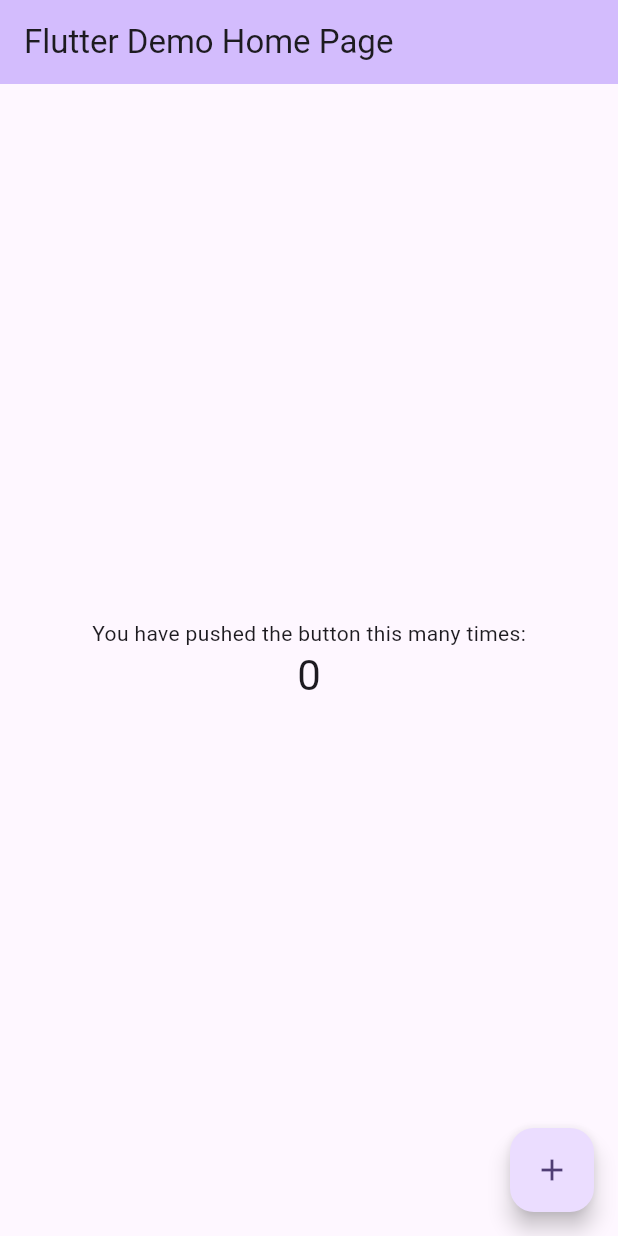
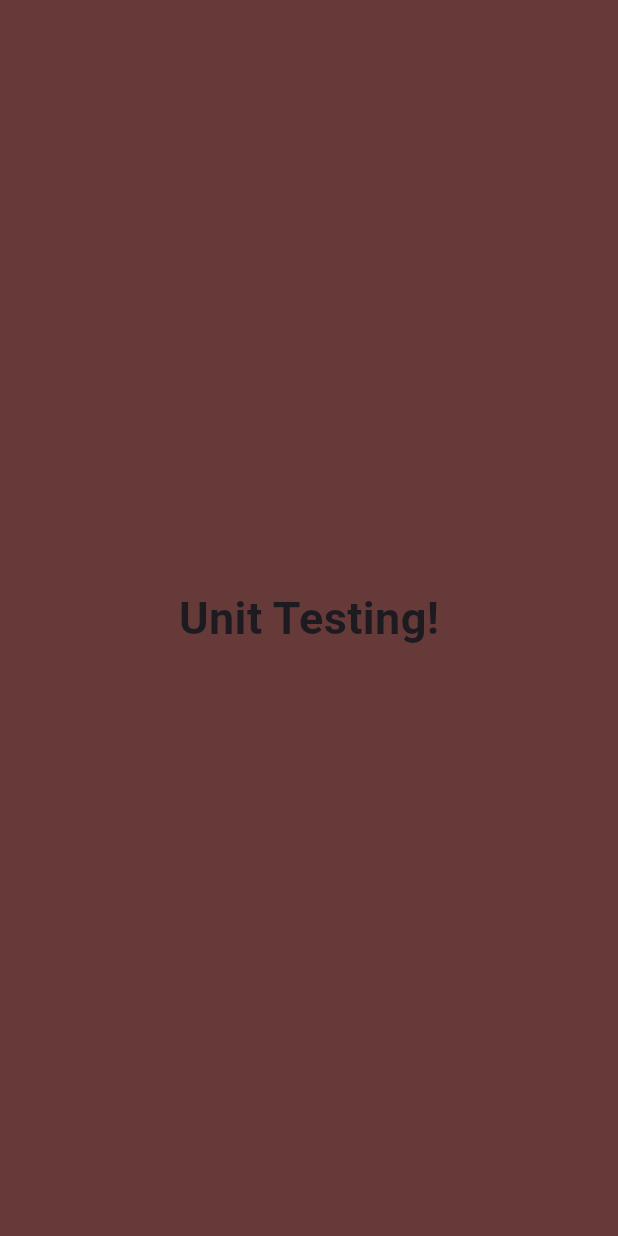
Before and after one commit to HusseinMohamed99/Unit_Testing, a Flutter app: the screen it shows after launch, on a phone screen of 412 x 824 dp. Run offline on Flutter 3.47's test engine with Material 3 defaults, Android fonts, the phone set to English and light mode, and no system bars.

Commit message:
Add random color generation and unit testing setup
- Introduced `generate_random_color.dart` to generate random color hex values.
- Created `HomeView` in `home_view.dart` that changes background color on tap.
- Updated `main.dart` to use `HomeView` as the home screen.
- Added `Calculator` and `Counter` classes for testing purposes.
- Updated test imports to point to the correct paths.

```diff
--- /dev/null
+++ b/lib/generate_random_color.dart
@@ -0,0 +1,8 @@
+import 'dart:math' as math;
+
+///Method that generates a random color hex value
+int generateRandomColorHexValue() {
+  const maxColorHexValue = 0xFF673A3A;
+
+  return math.Random().nextInt(maxColorHexValue);
+}
--- /dev/null
+++ b/lib/home_view.dart
@@ -0,0 +1,37 @@
+import 'package:flutter/material.dart';
+import 'package:unit_testing/generate_random_color.dart';
+
+class HomeView extends StatefulWidget {
+  const HomeView({super.key});
+
+  @override
+  State<HomeView> createState() => _HomeViewState();
+}
+
+class _HomeViewState extends State<HomeView> {
+  int _backgroundColor = 0xFF673A3A;
+
+  @override
+  Widget build(BuildContext context) {
+    return Scaffold(
+      body: GestureDetector(
+        onTap: _changeBackgroundColor,
+        child: ColoredBox(
+          color: Color(_backgroundColor),
+          child: const Center(
+            child: Text(
+              'Unit Testing!',
+              style: TextStyle(
+                fontSize: 30,
+                fontWeight: FontWeight.w700,
+              ),
+            ),
+          ),
+        ),
+      ),
+    );
+  }
+
+  void _changeBackgroundColor() =>
+      setState(() => _backgroundColor = generateRandomColorHexValue());
+}
--- a/lib/main.dart
+++ b/lib/main.dart
@@ -1,4 +1,5 @@
 import 'package:flutter/material.dart';
+import 'package:unit_testing/home_view.dart';
 
 void main() {
   runApp(const MyApp());
@@ -11,115 +12,9 @@ class MyApp extends StatelessWidget {
   @override
   Widget build(BuildContext context) {
     return MaterialApp(
-      title: 'Flutter Demo',
-      theme: ThemeData(
-        // This is the theme of your application.
-        //
-        // TRY THIS: Try running your application with "flutter run". You'll see
-        // the application has a purple toolbar. Then, without quitting the app,
-        // try changing the seedColor in the colorScheme below to Colors.green
-        // and then invoke "hot reload" (save your changes or press the "hot
-        // reload" button in a Flutter-supported IDE, or press "r" if you used
-        // the command line to start the app).
-        //
-        // Notice that the counter didn't reset back to zero; the application
-        // state is not lost during the reload. To reset the state, use hot
-        // restart instead.
-        //
-        // This works for code too, not just values: Most code changes can be
-        // tested with just a hot reload.
-        colorScheme: ColorScheme.fromSeed(seedColor: Colors.deepPurple),
-        useMaterial3: true,
-      ),
-      home: const MyHomePage(title: 'Flutter Demo Home Page'),
+      debugShowCheckedModeBanner: false,
+      title: 'Unit Testing',
+      home: HomeView(),
     );
   }
 }
-
-class MyHomePage extends StatefulWidget {
-  const MyHomePage({super.key, required this.title});
-
-  // This widget is the home page of your application. It is stateful, meaning
-  // that it has a State object (defined below) that contains fields that affect
-  // how it looks.
-
-  // This class is the configuration for the state. It holds the values (in this
-  // case the title) provided by the parent (in this case the App widget) and
-  // used by the build method of the State. Fields in a Widget subclass are
-  // always marked "final".
-
-  final String title;
-
-  @override
-  State<MyHomePage> createState() => _MyHomePageState();
-}
-
-class _MyHomePageState extends State<MyHomePage> {
-  int _counter = 0;
-
-  void _incrementCounter() {
-    setState(() {
-      // This call to setState tells the Flutter framework that something has
-      // changed in this State, which causes it to rerun the build method below
-      // so that the display can reflect the updated values. If we changed
-      // _counter without calling setState(), then the build method would not be
-      // called again, and so nothing would appear to happen.
-      _counter++;
-    });
-  }
-
-  @override
-  Widget build(BuildContext context) {
-    // This method is rerun every time setState is called, for instance as done
-    // by the _incrementCounter method above.
-    //
-    // The Flutter framework has been optimized to make rerunning build methods
-    // fast, so that you can just rebuild anything that needs updating rather
-    // than having to individually change instances of widgets.
-    return Scaffold(
-      appBar: AppBar(
-        // TRY THIS: Try changing the color here to a specific color (to
-        // Colors.amber, perhaps?) and trigger a hot reload to see the AppBar
-        // change color while the other colors stay the same.
-        backgroundColor: Theme.of(context).colorScheme.inversePrimary,
-        // Here we take the value from the MyHomePage object that was created by
-        // the App.build method, and use it to set our appbar title.
-        title: Text(widget.title),
-      ),
-      body: Center(
-        // Center is a layout widget. It takes a single child and positions it
-        // in the middle of the parent.
-        child: Column(
-          // Column is also a layout widget. It takes a list of children and
-          // arranges them vertically. By default, it sizes itself to fit its
-          // children horizontally, and tries to be as tall as its parent.
-          //
-          // Column has various properties to control how it sizes itself and
-          // how it positions its children. Here we use mainAxisAlignment to
-          // center the children vertically; the main axis here is the vertical
-          // axis because Columns are vertical (the cross axis would be
-          // horizontal).
-          //
-          // TRY THIS: Invoke "debug painting" (choose the "Toggle Debug Paint"
-          // action in the IDE, or press "p" in the console), to see the
-          // wireframe for each widget.
-          mainAxisAlignment: MainAxisAlignment.center,
-          children: <Widget>[
-            const Text(
-              'You have pushed the button this many times:',
-            ),
-            Text(
-              '$_counter',
-              style: Theme.of(context).textTheme.headlineMedium,
-            ),
-          ],
-        ),
-      ),
-      floatingActionButton: FloatingActionButton(
-        onPressed: _incrementCounter,
-        tooltip: 'Increment',
-        child: const Icon(Icons.add),
-      ), // This trailing comma makes auto-formatting nicer for build methods.
-    );
-  }
-}
```
Also changed, not shown: lib/testing/calculator.dart (renamed from lib/calculator.dart), lib/testing/counter.dart (renamed from lib/counter.dart), 2 other files.
